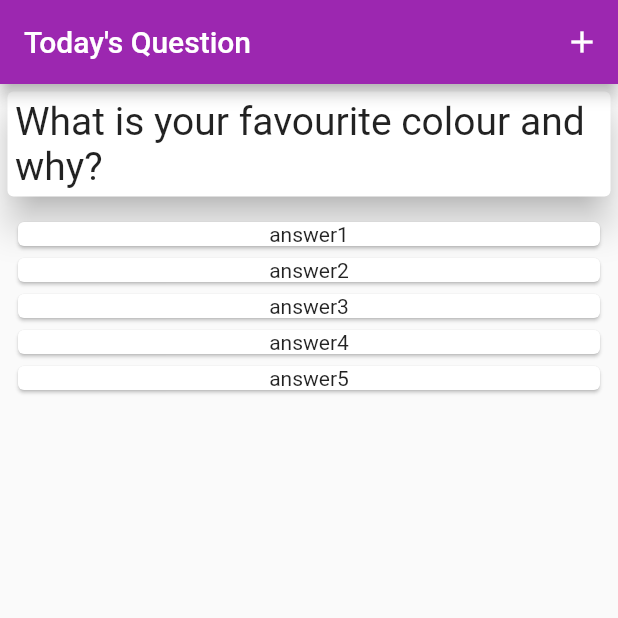
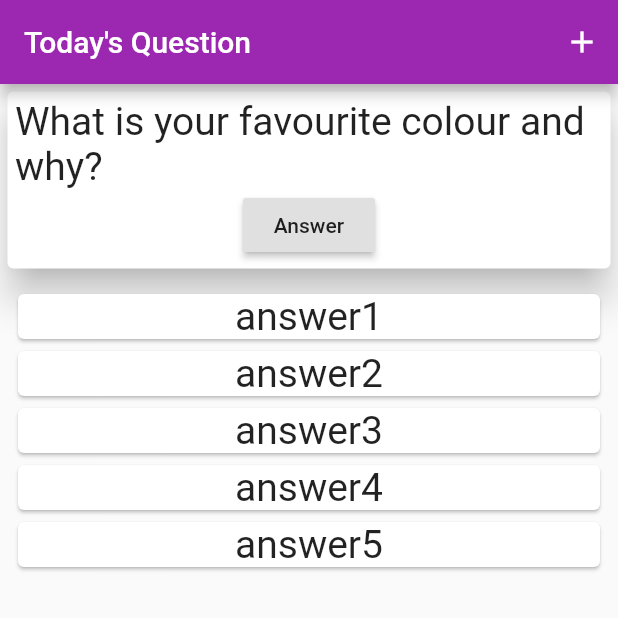
Before and after one commit to emilydeutsch/Qanda, a Flutter app: the screen it shows after launch, on a phone screen of 412 x 824 dp, the top half of it. Run offline on Flutter 3.47's test engine with Material 2 defaults, Android fonts, the phone set to English and light mode, and no system bars.

Commit message:
Hide/Show input answer card

```diff
--- a/lib/main.dart
+++ b/lib/main.dart
@@ -22,6 +22,7 @@ class createQAPage extends StatefulWidget {
 // ignore: camel_case_types
 class _createQAPageState extends State<createQAPage> {
   final List<String> _answers = <String>['answer1','answer2','answer3','answer4','answer5'];
+  bool pressed = false;
   @override
   Widget build(BuildContext context) {
     return Scaffold(
@@ -47,25 +48,69 @@ class _createQAPageState extends State<createQAPage> {
                   margin:  EdgeInsets.all(5.0),
                   child: Padding(
                     padding: EdgeInsets.all(5.0),
-                    child:Text("What is your favourite colour and why?", style: TextStyle(fontSize: 26.0)), //TODO: parse question
+                    child:Column(
+                      children: <Widget>[
+                        Text("What is your favourite colour and why?", style: TextStyle(fontSize: 26.0)), //TODO: parse question
+                        RaisedButton(
+                          child: Text("Answer"),
+                          onPressed:  _showText,
+                        ),
+                  ]
+                  )
                   )
               )
             ),
                 Expanded(
+                  child: Stack(
+                     // alignment: Alignment.bottomCenter,
+                    children:<Widget>[
+                      Positioned.fill(
                           child: ListView.builder(
                               padding: const EdgeInsets.all(8),
                               itemCount: _answers.length,
                               itemBuilder: (BuildContext context, int index) {
                                 return Card(
-                    child: Center(child: Text(_answers[index], style: TextStyle(fontSize: 14.0))),
+                                  child: Center(child: Text(_answers[index], style: TextStyle(fontSize: 26.0))), //TODO: parse answer
                                 );
                               }
                           ),
+                      ),
+
+                      if(pressed) Positioned.fill(
+                          child: Card(
+                              elevation: 5,
+                              margin:  EdgeInsets.all(8),
+                              child:Column(
+                                children: <Widget>[
+                                  Text("This would be a text box"),
+                                  RaisedButton(
+                                    child: Text("Cancel"),
+                                      onPressed: () {
+                                        setState(() {
+                                          pressed = false;
+                                        }
+                                        );
+                                      }
                                   )
+                                ]
+                              )
+                          ),
+                      ),
+                    ]
+                  ),
+                ),
           ],
         ),
     );
   }
+
+  void _showText(){
+    setState(() {
+      pressed = true;
+    }
+    );
+  }
+
 
   void _createNewQA(){
     Navigator.of(context).push(
```
Lines whose indentation alone changed are shown as unchanged.
